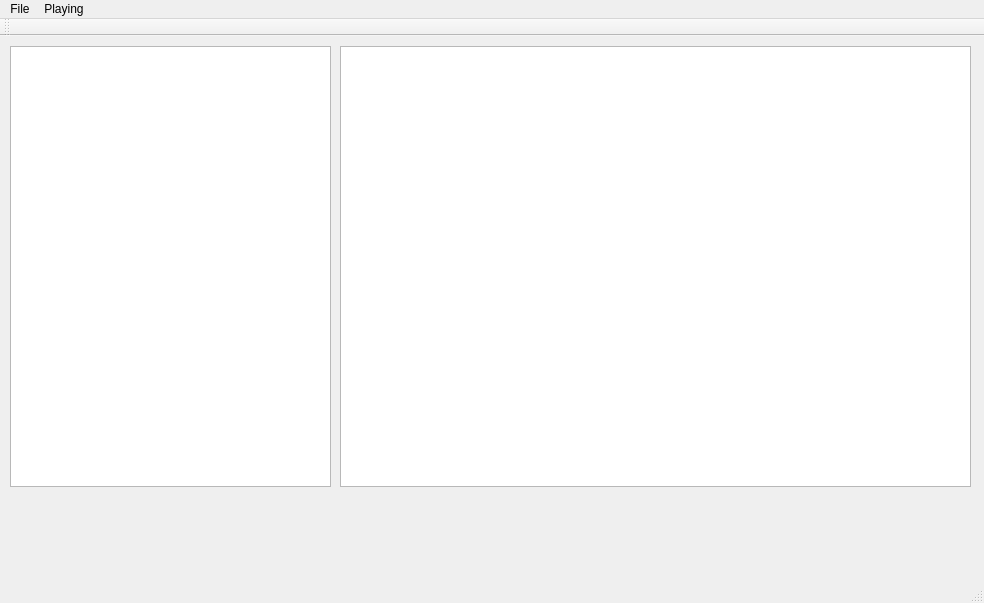
This is mainwindow.ui in KirillDubinkin/Errorise as Qt 5 draws it before an edit. The edited form follows.
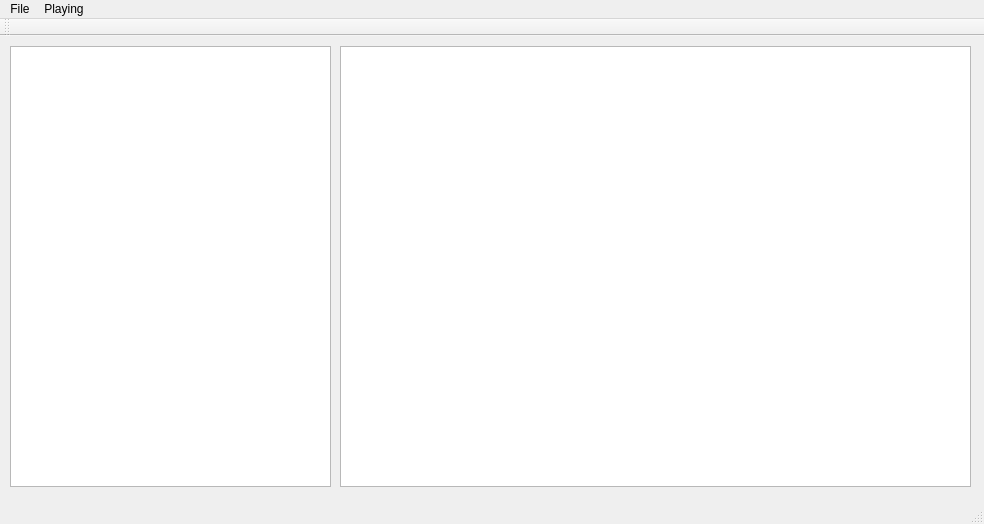
This is the edited form.

The edit to the form file:
```diff
--- a/mainwindow.ui
+++ b/mainwindow.ui
@@ -7,7 +7,7 @@
     <x>0</x>
     <y>0</y>
     <width>984</width>
-    <height>603</height>
+    <height>524</height>
    </rect>
   </property>
   <property name="windowTitle">
```
